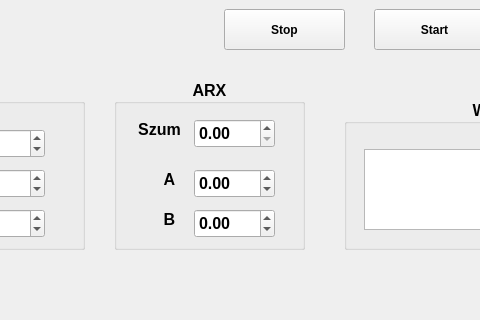
The window that symulator.ui (AleksandraWronaa/SymulatorUAR_GUI) describes before a commit, drawn with Qt 5; both pictures show x 146 to 626 and y 481 to 801 of the 1340 by 801 pixel window.
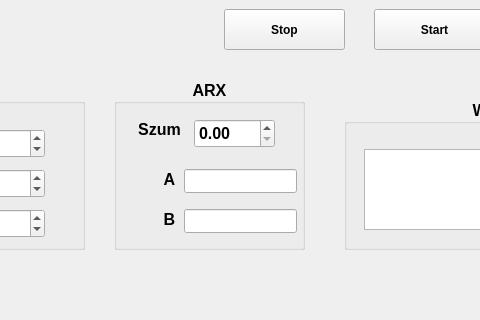
The same window after the commit. Custom widgets are drawn as their Qt base class.

Patch:
```diff
--- a/symulator.ui
+++ b/symulator.ui
@@ -207,19 +207,6 @@
     <property name="alignment">
      <set>Qt::AlignCenter</set>
     </property>
-    <widget class="QDoubleSpinBox" name="spinbox_B">
-     <property name="geometry">
-      <rect>
-       <x>80</x>
-       <y>130</y>
-       <width>81</width>
-       <height>29</height>
-      </rect>
-     </property>
-     <property name="minimum">
-      <double>-99.989999999999995</double>
-     </property>
-    </widget>
     <widget class="QLabel" name="label_A">
      <property name="geometry">
       <rect>
@@ -270,19 +257,6 @@
       <set>Qt::AlignCenter</set>
      </property>
     </widget>
-    <widget class="QDoubleSpinBox" name="spinbox_A">
-     <property name="geometry">
-      <rect>
-       <x>80</x>
-       <y>90</y>
-       <width>81</width>
-       <height>29</height>
-      </rect>
-     </property>
-     <property name="minimum">
-      <double>-99.989999999999995</double>
-     </property>
-    </widget>
     <widget class="QLabel" name="label_B">
      <property name="geometry">
       <rect>
@@ -318,6 +292,26 @@
       </rect>
      </property>
     </widget>
+    <widget class="QLineEdit" name="lineEdit_B">
+     <property name="geometry">
+      <rect>
+       <x>70</x>
+       <y>130</y>
+       <width>113</width>
+       <height>24</height>
+      </rect>
+     </property>
+    </widget>
+    <widget class="QLineEdit" name="lineEdit_A">
+     <property name="geometry">
+      <rect>
+       <x>70</x>
+       <y>90</y>
+       <width>113</width>
+       <height>24</height>
+      </rect>
+     </property>
+    </widget>
    </widget>
    <widget class="QGroupBox" name="groupBox_WartoscZadana">
     <property name="geometry">
```
